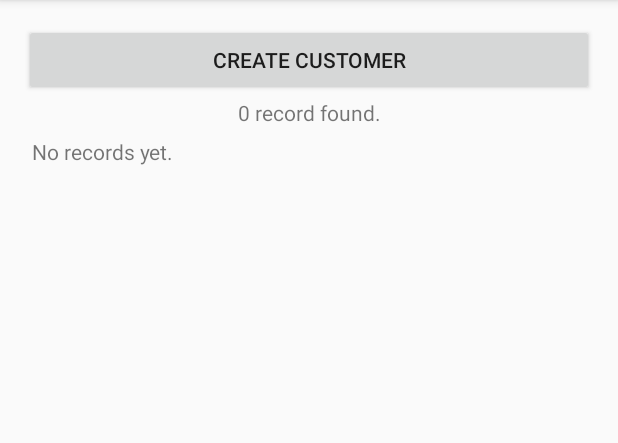
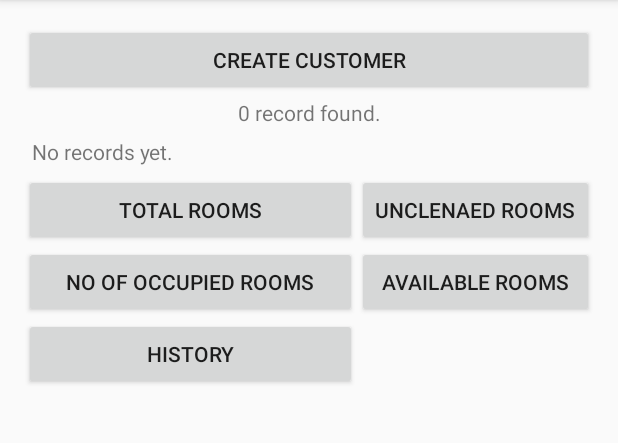
Before and after one commit to CS594-MobileComputing/MotelManagement, an Android app: the screen it shows after launch (MainActivity), on a phone screen of 412 x 824 dp, the part 84-527 px from its top. Run offline under Robolectric (Android 15) with nearby library versions, the light colour scheme and no system bars.

Commit message:
Intial commit

```diff
--- a/app/src/main/java/com/example/android/motelmgmtapp/MainActivity.java
+++ b/app/src/main/java/com/example/android/motelmgmtapp/MainActivity.java
@@ -20,14 +20,7 @@ public class MainActivity extends AppCompatActivity {
         Toolbar toolbar = (Toolbar) findViewById(R.id.toolbar);
         setSupportActionBar(toolbar);
 
-        /*FloatingActionButton fab = (FloatingActionButton) findViewById(R.id.fab);
-        fab.setOnClickListener(new View.OnClickListener() {
-            @Override
-            public void onClick(View view) {
-                Snackbar.make(view, "Replace with your own action", Snackbar.LENGTH_LONG)
-                        .setAction("Action", null).show();
-            }
-        });*/
+
 
         Button buttonCreateLocation = (Button) findViewById(R.id.buttonCreateCustomer);
         buttonCreateLocation.setOnClickListener(new OnClickListenerCreateCustomer());
--- a/app/src/main/res/layout/fragment_main.xml
+++ b/app/src/main/res/layout/fragment_main.xml
@@ -8,7 +8,8 @@
     android:paddingRight="@dimen/activity_horizontal_margin"
     android:paddingTop="@dimen/activity_vertical_margin"
     tools:context="com.example.android.motelmgmtapp.MainActivityFragment"
-    tools:showIn="@layout/main">
+    tools:showIn="@layout/main"
+    android:weightSum="1">
 
     <Button
         android:id="@+id/buttonCreateCustomer"
@@ -32,7 +33,6 @@
         android:layout_height="wrap_content"
         android:gravity="center"
          >
-
         <LinearLayout
             android:id="@+id/linearLayoutRecords"
             android:layout_width="fill_parent"
@@ -44,4 +44,55 @@
     </ScrollView>
 
 
+
+<GridLayout
+    android:layout_width="match_parent"
+    android:layout_height="wrap_content"
+    android:layout_gravity="center_horizontal"
+    xmlns:android="http://schemas.android.com/apk/res/android"
+    android:columnCount="2"
+    android:rowCount="3"
+    android:layout_weight="0.67">
+
+    <Button
+        android:id="@+id/rooms"
+        android:layout_column="0"
+        android:layout_row="0"
+        android:layout_gravity="fill_horizontal"
+        android:text="Total Rooms" />
+
+    <Button
+        android:id="@+id/uncleanedRooms"
+        android:layout_column="1"
+        android:layout_row="0"
+        android:layout_rowSpan="2"
+        android:layout_gravity="fill_horizontal"
+        android:text="unclenaed rooms" />
+
+
+    <Button
+        android:id="@+id/occupiedPercentage"
+        android:layout_column="0"
+        android:layout_row="1"
+        android:layout_gravity="fill_horizontal"
+        android:text="No of occupied rooms" />
+
+    <Button
+        android:id="@+id/availabelRooms"
+        android:layout_column="1"
+        android:layout_row="1"
+        android:layout_gravity="fill_horizontal"
+        android:text="Available Rooms" />
+
+    <Button
+        android:id="@+id/History"
+        android:layout_column="0"
+        android:layout_row="2"
+        android:layout_columnWeight="10"
+        android:layout_gravity="fill_horizontal"
+        android:text="History" />
+
+
+    </GridLayout>
+
 </LinearLayout>
```
